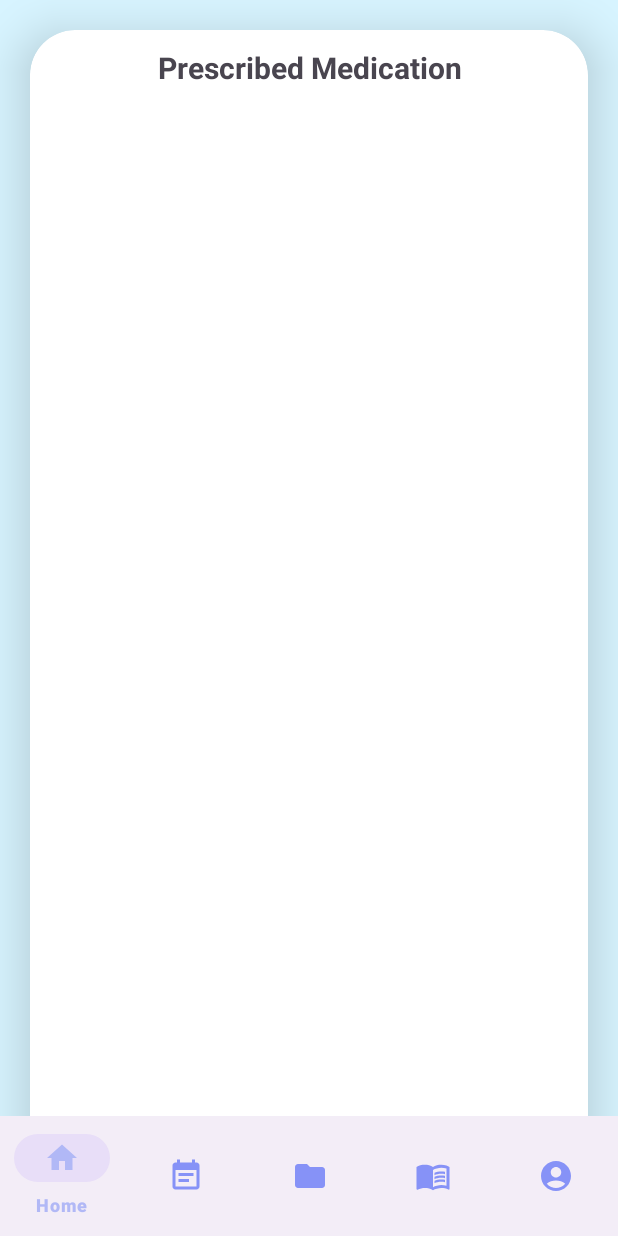
After one commit to bryan-avila/myHealth, an Android app: the patient_view_prescribed_med screen opened directly, with no data from a screen before it, on a phone screen of 412 x 824 dp. The commit adds this screen. Run offline under Robolectric (Android 15) with nearby library versions, the phone set to English and light mode, and no system bars; our stand-ins replace Firebase (no records; nobody signed in at launch, a user with empty details on screens opened directly).

Commit message:
Added Patient's View of Prescribed Medications

```diff
--- a/app/src/main/AndroidManifest.xml
+++ b/app/src/main/AndroidManifest.xml
@@ -12,6 +12,9 @@
         android:supportsRtl="true"
         android:theme="@style/Theme.myHealth"
         tools:targetApi="31">
+        <activity
+            android:name=".patient_view_prescribed_med"
+            android:exported="false" />
         <activity
             android:name=".first_time_clinic_sign_up_survey"
             android:exported="false" />
--- /dev/null
+++ b/app/src/main/java/com/example/myHealth/MyPrescribedMedAdapter.java
@@ -0,0 +1,59 @@
+package com.example.myHealth;
+
+import android.content.Context;
+import android.view.LayoutInflater;
+import android.view.ViewGroup;
+
+import androidx.annotation.NonNull;
+import androidx.recyclerview.widget.RecyclerView;
+
+import java.util.List;
+
+// MyAdapter.java
+public class MyPrescribedMedAdapter extends RecyclerView.Adapter<MyViewHolderPrescribedMed>{
+
+    Context context;
+    List<PrescribedMedications> pMedications;
+    private OnItemClickListener mListener;
+
+    public MyPrescribedMedAdapter(Context context, List<PrescribedMedications> p_Medications) {
+        this.context = context;
+        this.pMedications = p_Medications;
+    }
+
+    @NonNull
+    @Override
+    public MyViewHolderPrescribedMed onCreateViewHolder(@NonNull ViewGroup parent, int viewType) {
+        return new MyViewHolderPrescribedMed(LayoutInflater.from(context).inflate(R.layout.prescribed_med_item_view, parent, false));
+    }
+
+    @Override
+    public void onBindViewHolder(@NonNull MyViewHolderPrescribedMed holder, int position) {
+        holder.medicationName.setText(pMedications.get(position).getMedicationName());
+        holder.dosageAmount.setText(pMedications.get(position).getDosageAmount());
+        holder.frequency.setText(pMedications.get(position).getFrequency());
+
+
+
+        // Set click listener
+        holder.itemView.setOnClickListener(view -> {
+            if (mListener != null) {
+                mListener.onItemClick(position, pMedications.get(position));
+            }
+        });
+    }
+
+    @Override
+    public int getItemCount() {
+        return pMedications.size();
+    }
+
+    // Method to set the click listener from outside the adapter
+    public void setOnItemClickListener(OnItemClickListener listener) {
+        mListener = listener;
+    }
+
+    public interface OnItemClickListener {
+        void onItemClick(int position, PrescribedMedications prescribedMedications);
+    }
+}
--- a/app/src/main/java/com/example/myHealth/medical_records_page.java
+++ b/app/src/main/java/com/example/myHealth/medical_records_page.java
@@ -63,7 +63,7 @@ public class medical_records_page extends AppCompatActivity {
 
     public void onMedicationsClick(View view)
     {
-        startActivity(new Intent(getApplicationContext(), patient_view_medications.class));
+        startActivity(new Intent(getApplicationContext(), patient_view_prescribed_med.class));
 
     }
 
--- /dev/null
+++ b/app/src/main/java/com/example/myHealth/patient_view_prescribed_med.java
@@ -0,0 +1,68 @@
+package com.example.myHealth;
+
+import androidx.appcompat.app.AppCompatActivity;
+import androidx.recyclerview.widget.LinearLayoutManager;
+import androidx.recyclerview.widget.RecyclerView;
+
+import android.content.Intent;
+import android.os.Bundle;
+import android.util.Log;
+
+import com.google.firebase.auth.FirebaseAuth;
+import com.google.firebase.auth.FirebaseUser;
+import com.google.firebase.firestore.CollectionReference;
+import com.google.firebase.firestore.FirebaseFirestore;
+import com.google.firebase.firestore.QueryDocumentSnapshot;
+
+import java.util.ArrayList;
+import java.util.List;
+
+public class patient_view_prescribed_med extends AppCompatActivity {
+
+    @Override
+    protected void onCreate(Bundle savedInstanceState) {
+        super.onCreate(savedInstanceState);
+        setContentView(R.layout.activity_patient_view_prescribed_med);
+
+        // Set up the RecyclerView
+        RecyclerView med_recycle_view = findViewById(R.id.recycler_view_precribed_meds);
+        med_recycle_view.setLayoutManager(new LinearLayoutManager(this));
+
+        //list of items
+        FirebaseFirestore db = myFirestore.getDBInstance();
+        FirebaseAuth mAuth = myFirestore.getmAuthInstance();
+        FirebaseUser currentUser = mAuth.getCurrentUser();
+        // Get the correct database path
+        CollectionReference patientMedRef = db.collection("users").document(currentUser.getUid()).collection("prescriptionsInfo");
+
+        patientMedRef.get().addOnCompleteListener(task -> {
+            if (task.isSuccessful()) {
+                List<PrescribedMedications> pMedications_list = new ArrayList<>();
+                for (QueryDocumentSnapshot document : task.getResult()) {
+                    PrescribedMedications pMedication = document.toObject(PrescribedMedications.class);
+                    pMedications_list.add(pMedication);
+                }
+                Log.d("TAG", "Medications size: " + pMedications_list.size()); // Check the size of the clinics list
+                // Set the adapter (you'll create and set the adapter in later steps)
+                MyPrescribedMedAdapter myAdapter = new MyPrescribedMedAdapter(getApplicationContext(), pMedications_list);
+                med_recycle_view.setAdapter(myAdapter);
+
+               /* myAdapter.setOnItemClickListener(new MyPrescribedMedAdapter().OnItemClickListener() {
+                    //this sends the user to the clinic's specific appointment page
+                    @Override
+                    public void onItemClick(int position, PrescribedMedications pMedications) {
+                        // Handle the item click here
+                        Intent intent = new Intent(patient_view_prescribed_med.this, appointments_page.class);
+                        startActivity(intent);
+                    }
+                });
+*/
+            }
+            else {
+                // Handle the error
+                Log.e("TAG", "Error getting medications", task.getException());
+            }
+        });
+
+    }
+}
--- /dev/null
+++ b/app/src/main/res/layout/activity_patient_view_prescribed_med.xml
@@ -0,0 +1,76 @@
+<?xml version="1.0" encoding="utf-8"?>
+<RelativeLayout xmlns:android="http://schemas.android.com/apk/res/android"
+    xmlns:app="http://schemas.android.com/apk/res-auto"
+    xmlns:tools="http://schemas.android.com/tools"
+    android:layout_width="match_parent"
+    android:layout_height="match_parent"
+    tools:context=".patient_view_prescribed_med"
+    android:background="@drawable/blankback">
+
+
+    <androidx.constraintlayout.widget.ConstraintLayout
+        android:layout_width="match_parent"
+        android:layout_height="match_parent">
+
+        <RelativeLayout
+            android:layout_width="match_parent"
+            android:layout_height="match_parent"
+            android:padding="0dp"
+            tools:context=".patient_view_prescribed_med">
+
+            <androidx.cardview.widget.CardView
+                android:layout_width="match_parent"
+                android:layout_height="match_parent"
+                android:layout_marginStart="20dp"
+                android:layout_marginTop="20dp"
+                android:layout_marginEnd="20dp"
+                android:layout_marginBottom="20dp"
+                android:background="@drawable/custom_edittext"
+                app:cardCornerRadius="30dp"
+                app:cardElevation="20dp">
+
+                <RelativeLayout
+                    android:layout_width="match_parent"
+                    android:layout_height="match_parent"
+                    android:padding="0dp"
+                    tools:context=".patient_view_prescribed_med">
+
+                    <TextView
+                        android:id="@+id/text_view_pm"
+                        android:layout_width="match_parent"
+                        android:layout_height="50dp"
+                        android:gravity="center"
+                        android:padding="5sp"
+                        android:text="Prescribed Medication"
+                        android:textSize="20sp"
+                        android:textStyle="bold" />
+
+                    <androidx.recyclerview.widget.RecyclerView
+                        android:id="@+id/recycler_view_precribed_meds"
+                        android:layout_below="@+id/text_view_pm"
+                        android:layout_width="match_parent"
+                        android:layout_height="wrap_content"
+                        android:overScrollMode="never"
+                        android:scrollbars="vertical" />
+
+                </RelativeLayout>
+
+
+            </androidx.cardview.widget.CardView>
+
+        </RelativeLayout>
+    </androidx.constraintlayout.widget.ConstraintLayout>
+
+    <com.google.android.material.bottomnavigation.BottomNavigationView
+        android:id="@+id/bottom_navigation"
+        android:layout_width="match_parent"
+        android:layout_height="wrap_content"
+        android:layout_alignParentBottom="true"
+        app:menu="@menu/navigation_items"
+        app:itemRippleColor="@color/lightpurple"
+        app:itemIconTint="@color/icons_color"
+        app:itemTextColor="@color/lightpurple"/>
+
+
+
+</RelativeLayout>
```
Also changed, not shown: app/src/main/java/com/example/myHealth/MyViewHolderPrescribedMed.java (added, +22 -0 lines), app/src/main/java/com/example/myHealth/PrescribedMedications.java (added, +47 -0 lines), app/src/main/java/com/example/myHealth/clinic_prescription_form.java (+28 -20 lines), app/src/main/res/layout/activity_home_page.xml (+38 -30 lines), app/src/main/res/layout/prescribed_med_item_view.xml (added, +71 -0 lines).
